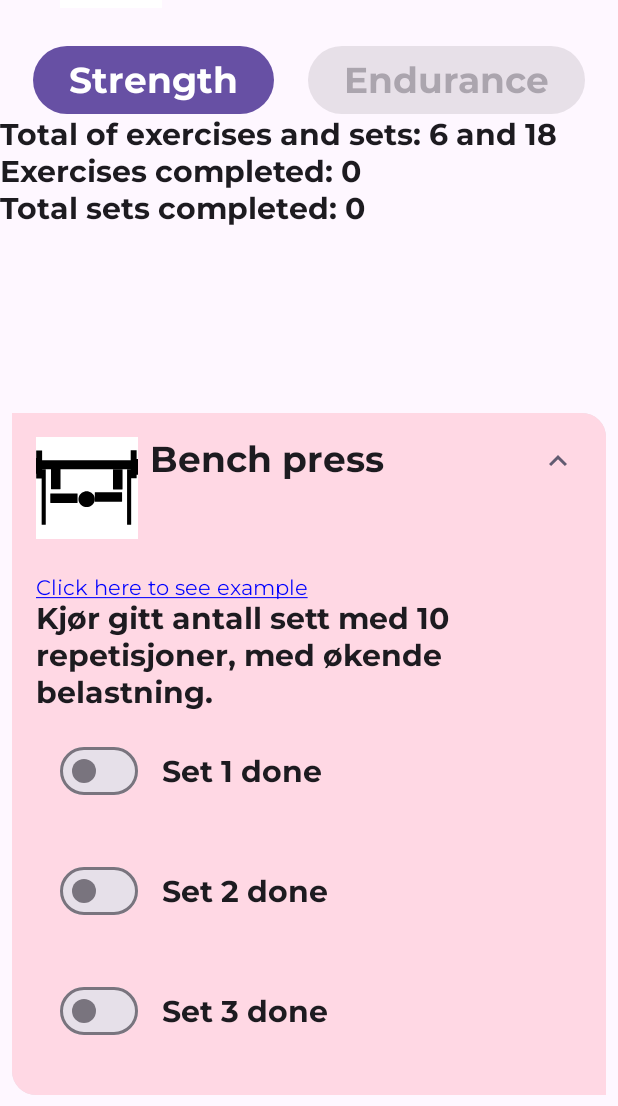
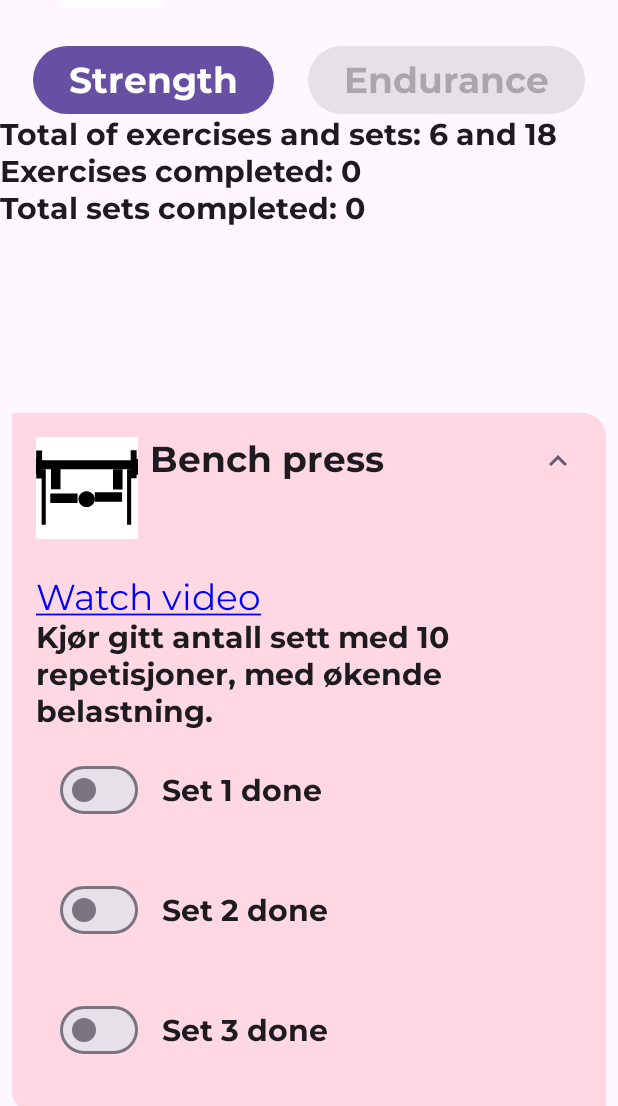
Before and after one commit to martinfosby/TreningApp, an Android app built with Jetpack Compose: the screen it shows after launch (MainActivity), after a tap on "See more or less information about a exe", on a phone screen of 412 x 824 dp, the part 130-1236 px from its top. Run offline under Robolectric (Android 15) with nearby library versions, the phone set to English and light mode, and no system bars.

Commit message:
First working version

```diff
--- a/app/src/main/java/com/example/treningapp/MainActivity.kt
+++ b/app/src/main/java/com/example/treningapp/MainActivity.kt
@@ -53,6 +53,7 @@ import androidx.compose.ui.res.stringResource
 import androidx.compose.ui.text.AnnotatedString
 import androidx.compose.ui.text.SpanStyle
 import androidx.compose.ui.text.style.TextDecoration
+import androidx.compose.ui.unit.sp
 import com.example.treningapp.data.EnduranceExercises
 import com.example.treningapp.data.Exercise
 import com.example.treningapp.data.ExerciseType
@@ -149,7 +150,8 @@ fun AmountText(program: ExerciseType, modifier: Modifier = Modifier) {
 @Composable
 fun ExerciseList(program: ExerciseType, paddingValues: PaddingValues, modifier: Modifier = Modifier) {
     LazyColumn(contentPadding = paddingValues) {
-        if (program == ExerciseType.STRENGTH) {
+        when (program) {
+            ExerciseType.STRENGTH -> {
                 items(strengthExercises.list) { exercise ->
                     ExerciseItem(
                         exercise = exercise,
@@ -157,12 +159,13 @@ fun ExerciseList(program: ExerciseType, paddingValues: PaddingValues, modifier:
                     )
                 }
             }
-        if (program == ExerciseType.ENDURANCE) {
+            ExerciseType.ENDURANCE -> {
                 items(enduranceExercises.list) { exercise ->
                     ExerciseItem(
                         exercise = exercise,
                         modifier = Modifier.padding(dimensionResource(R.dimen.padding_small))
                     )
+                }
             }
         }
     }
@@ -261,13 +264,14 @@ fun ExerciseItem(
 fun ClickableLink(url: String) {
     val uriHandler = LocalUriHandler.current
 
-    val text = "Click here to see example"
+    val text = stringResource(id = R.string.watch_video_link)
     val annotatedString = AnnotatedString.Builder(text)
         .apply {
             addStyle(
                 style = SpanStyle(
                     color = Color.Blue,
-                    textDecoration = TextDecoration.Underline
+                    textDecoration = TextDecoration.Underline,
+                    fontSize = 24.sp
                 ),
                 start = 0,
                 end = text.length
--- a/app/src/main/res/values/strings.xml
+++ b/app/src/main/res/values/strings.xml
@@ -46,5 +46,6 @@
     <string name="exercise_info">%1\$d exercises, %2\$d total sets\n%3\$d exercises completed, %4\$d sets completed</string>
 
     <string name="set_done">Set %1$d done</string>
+    <string name="watch_video_link">Watch video</string>
 
 </resources>
```
Lines whose indentation alone changed are shown as unchanged.
